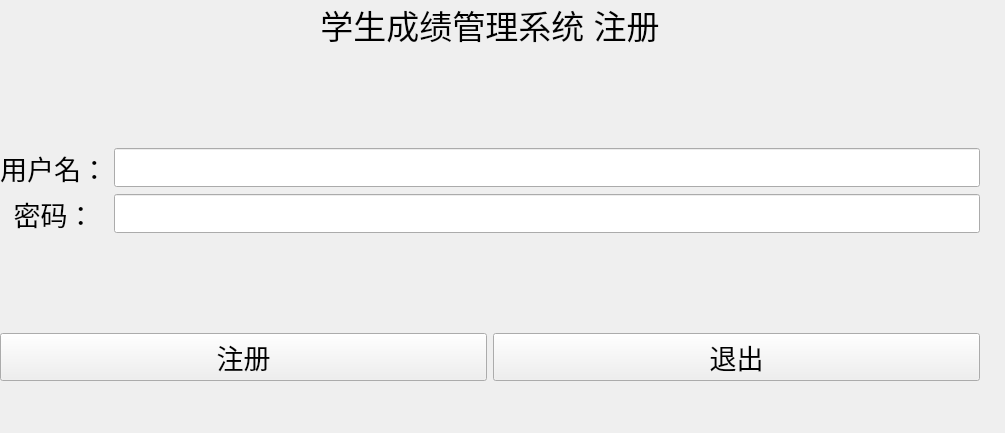
This is registerwindow.ui in huiliyi-lmf/StudentScoreManagement as Qt 5 draws it before an edit. The edited form follows.
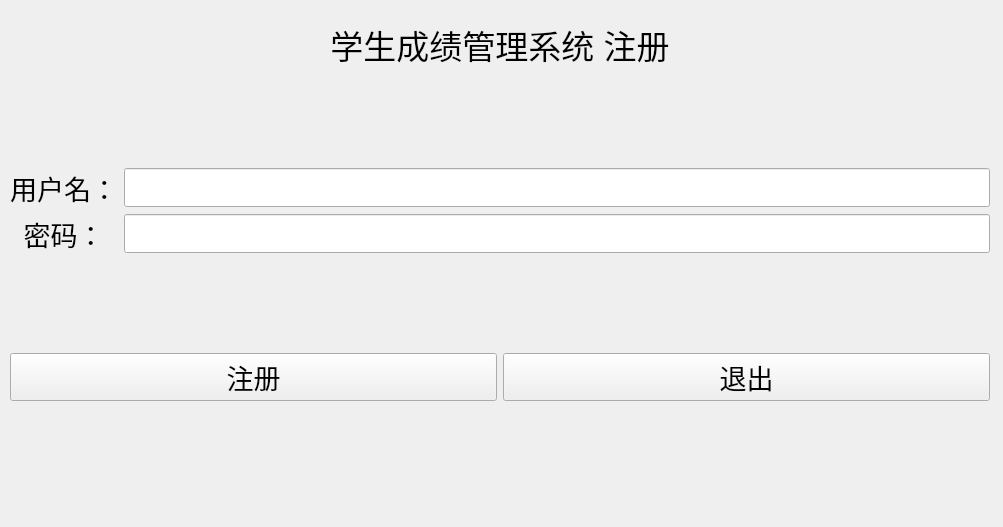
This is the edited form.

The edit to the form file:
```diff
--- a/registerwindow.ui
+++ b/registerwindow.ui
@@ -6,8 +6,8 @@
    <rect>
     <x>0</x>
     <y>0</y>
-    <width>1005</width>
-    <height>433</height>
+    <width>1003</width>
+    <height>527</height>
    </rect>
   </property>
   <property name="windowTitle">
@@ -16,8 +16,8 @@
   <widget class="QWidget" name="verticalLayoutWidget">
    <property name="geometry">
     <rect>
-     <x>0</x>
-     <y>0</y>
+     <x>10</x>
+     <y>20</y>
      <width>980</width>
      <height>381</height>
     </rect>
@@ -140,6 +140,11 @@
           <pointsize>20</pointsize>
          </font>
         </property>
+        <property name="styleSheet">
+         <string notr="true">QPushButton:hover {
+    color: yellow;
+}</string>
+        </property>
         <property name="text">
          <string>注册</string>
         </property>
@@ -152,6 +157,11 @@
           <pointsize>20</pointsize>
          </font>
         </property>
+        <property name="styleSheet">
+         <string notr="true">QPushButton:hover {
+    color: red;
+}</string>
+        </property>
         <property name="text">
          <string>退出</string>
         </property>
```
